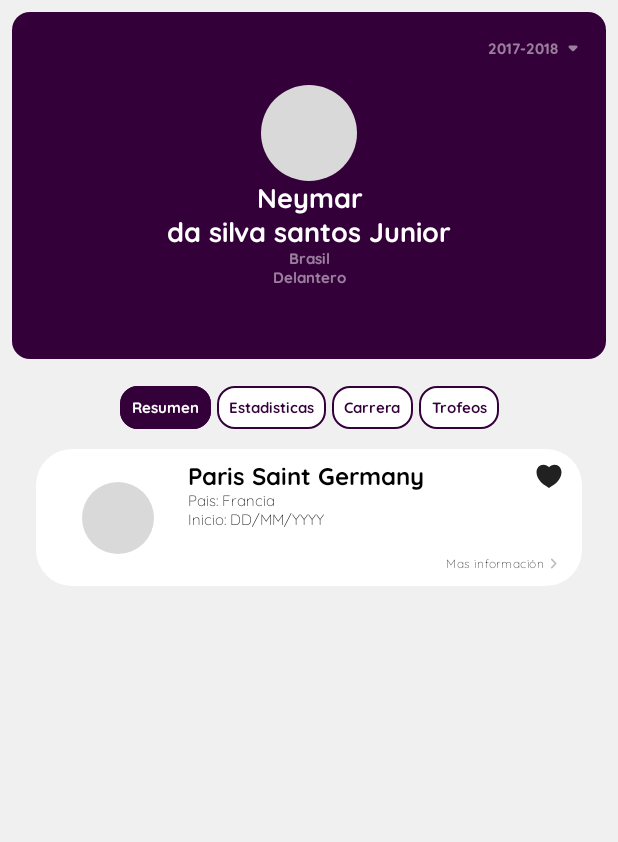
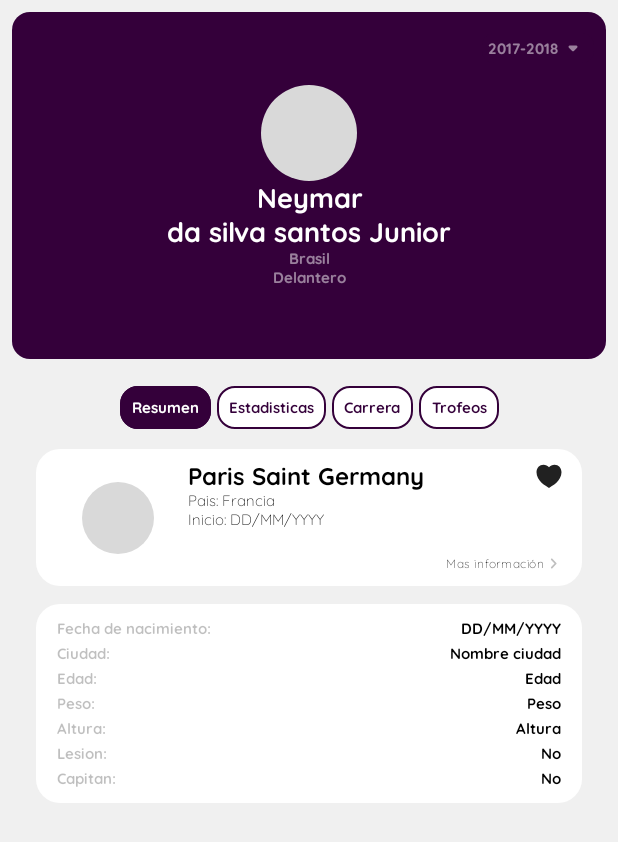
Before and after one commit to jisusmadrid22/SporToMeApp, an Android app built with Jetpack Compose: the composable PlayerInfoLayout shown on its own in the app's theme, on a phone screen of 412 x 824 dp. Shown: the top 842 px of the screen. Run offline under Robolectric (Android 15) with nearby library versions, the phone set to English and light mode, and no system bars; our stand-ins replace Dagger/Hilt's generated code; network calls fail.

Commit message:
player info design

```diff
--- a/app/src/main/java/com/yzdev/sportome/presentation/screens/player/composables/ResumePlayer.kt
+++ b/app/src/main/java/com/yzdev/sportome/presentation/screens/player/composables/ResumePlayer.kt
@@ -39,6 +39,115 @@
         item {
             ResumePlayerTeam()
         }
+
+        item{
+            Spacer(modifier = Modifier.height(12.dp))
+        }
+
+        item{
+            ResumeInfoPlayer()
+        }
+    }
+}
+
+@Composable
+private fun ResumeInfoPlayer(
+
+) {
+    val paddingHeight = 4.dp
+
+
+    Card(
+        modifier = Modifier
+            .fillMaxWidth()
+            .padding(horizontal = 24.dp),
+        shape = RoundedCornerShape(16.dp),
+        backgroundColor = Color.White,
+        elevation = 0.dp,
+    ) {
+        Column(modifier = Modifier
+            .fillMaxWidth()
+            .padding(vertical = 10.dp, horizontal = 14.dp)
+        ) {
+            InfoPlayer(
+                titleInfo = stringResource(id = R.string.dateBirth),
+                valueInfo = "DD/MM/YYYY"
+            )
+
+            Spacer(modifier = Modifier.height(paddingHeight))
+
+            InfoPlayer(
+                titleInfo = stringResource(id = R.string.city),
+                valueInfo = "Nombre ciudad"
+            )
+
+            Spacer(modifier = Modifier.height(paddingHeight))
+
+            InfoPlayer(
+                titleInfo = stringResource(id = R.string.age),
+                valueInfo = "Edad"
+            )
+
+            Spacer(modifier = Modifier.height(paddingHeight))
+
+            InfoPlayer(
+                titleInfo = stringResource(id = R.string.weight),
+                valueInfo = "Peso"
+            )
+
+            Spacer(modifier = Modifier.height(paddingHeight))
+
+            InfoPlayer(
+                titleInfo = stringResource(id = R.string.height),
+                valueInfo = "Altura"
+            )
+
+            Spacer(modifier = Modifier.height(paddingHeight))
+
+            InfoPlayer(
+                titleInfo = stringResource(id = R.string.injure),
+                valueInfo = "No"
+            )
+
+            Spacer(modifier = Modifier.height(paddingHeight))
+
+            InfoPlayer(
+                titleInfo = stringResource(id = R.string.captain),
+                valueInfo = "No"
+            )
+        }
+    }
+}
+
+@Composable
+private fun InfoPlayer(
+    titleInfo: String,
+    valueInfo: String
+) {
+    Row(
+        modifier = Modifier.fillMaxWidth(),
+        horizontalArrangement = Arrangement.SpaceBetween,
+        verticalAlignment = Alignment.CenterVertically
+    ) {
+        Text(
+            text = titleInfo,
+            style = TextStyle(
+                fontWeight = FontWeight.Bold,
+                fontSize = 10.sp,
+                fontFamily = QuickSandFont,
+                color = Color.Black.copy(alpha = 0.25f)
+            )
+        )
+
+        Text(
+            text = valueInfo,
+            style = TextStyle(
+                fontWeight = FontWeight.Bold,
+                fontSize = 10.sp,
+                fontFamily = QuickSandFont,
+                color = Color.Black
+            )
+        )
     }
 }
 
@@ -50,7 +159,7 @@
         modifier = Modifier
             .fillMaxWidth()
             .padding(horizontal = 24.dp),
-        shape = RoundedCornerShape(24.dp),
+        shape = RoundedCornerShape(16.dp),
         backgroundColor = Color.White,
         elevation = 0.dp,
         onClick = {
--- a/app/src/main/java/com/yzdev/sportome/presentation/screens/today_match/composable/CompetitionItemDesign.kt
+++ b/app/src/main/java/com/yzdev/sportome/presentation/screens/today_match/composable/CompetitionItemDesign.kt
@@ -44,7 +44,7 @@
         elevation = 0.dp,
         shape = RoundedCornerShape(12.dp),
         onClick = {
-
+            onClick()
         }
     ) {
         Row(
--- a/app/src/main/java/com/yzdev/sportome/presentation/screens/tutorial/IntroTutorialScreen.kt
+++ b/app/src/main/java/com/yzdev/sportome/presentation/screens/tutorial/IntroTutorialScreen.kt
@@ -30,7 +30,7 @@
 ) {
 
     if (isNotTutorial){
-        navHostController.navigate(route = Destination.DETAIL_PLAYER.screenRoute + "/${234444}"){
+        navHostController.navigate(route = Destination.HOME.screenRoute){
             popUpTo(Destination.TUTORIAL.screenRoute){inclusive = true}
         }
     }else{
--- a/app/src/main/res/values/strings.xml
+++ b/app/src/main/res/values/strings.xml
@@ -77,4 +77,11 @@
     <string name="carrer">Carrera</string>
     <string name="trophies">Trofeos</string>
     <string name="information">Mas información</string>
+    <string name="dateBirth">Fecha de nacimiento:</string>
+    <string name="city">Ciudad:</string>
+    <string name="age">Edad:</string>
+    <string name="weight">Peso:</string>
+    <string name="height">Altura:</string>
+    <string name="injure">Lesion:</string>
+    <string name="captain">Capitan:</string>
 </resources>
```
